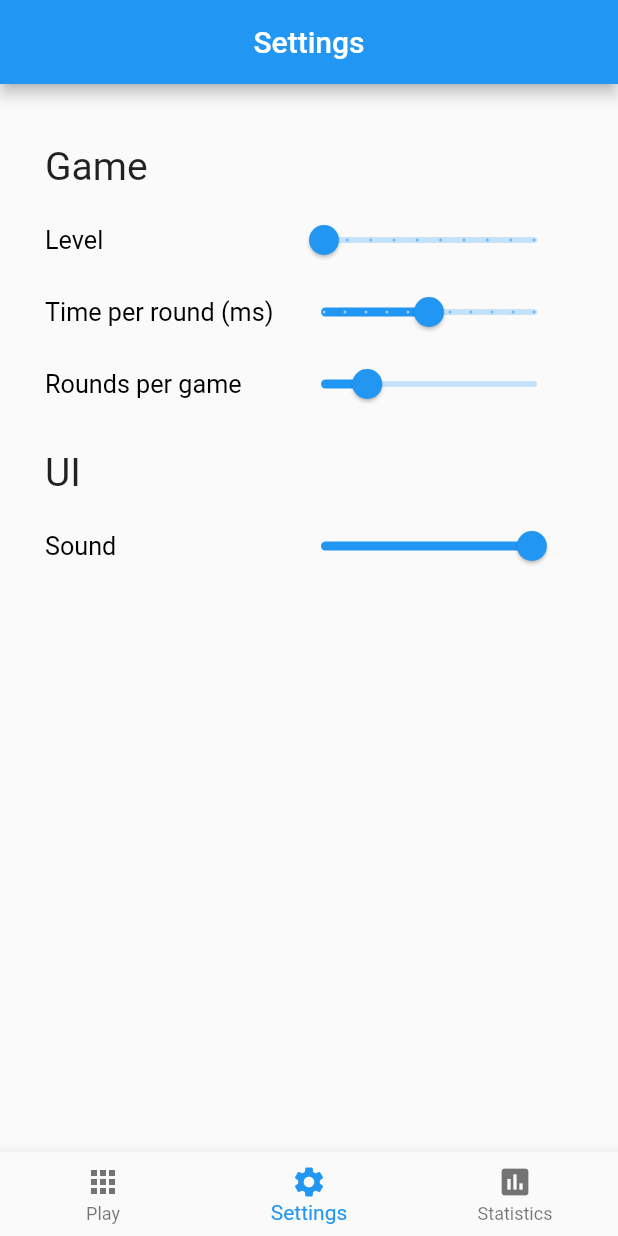
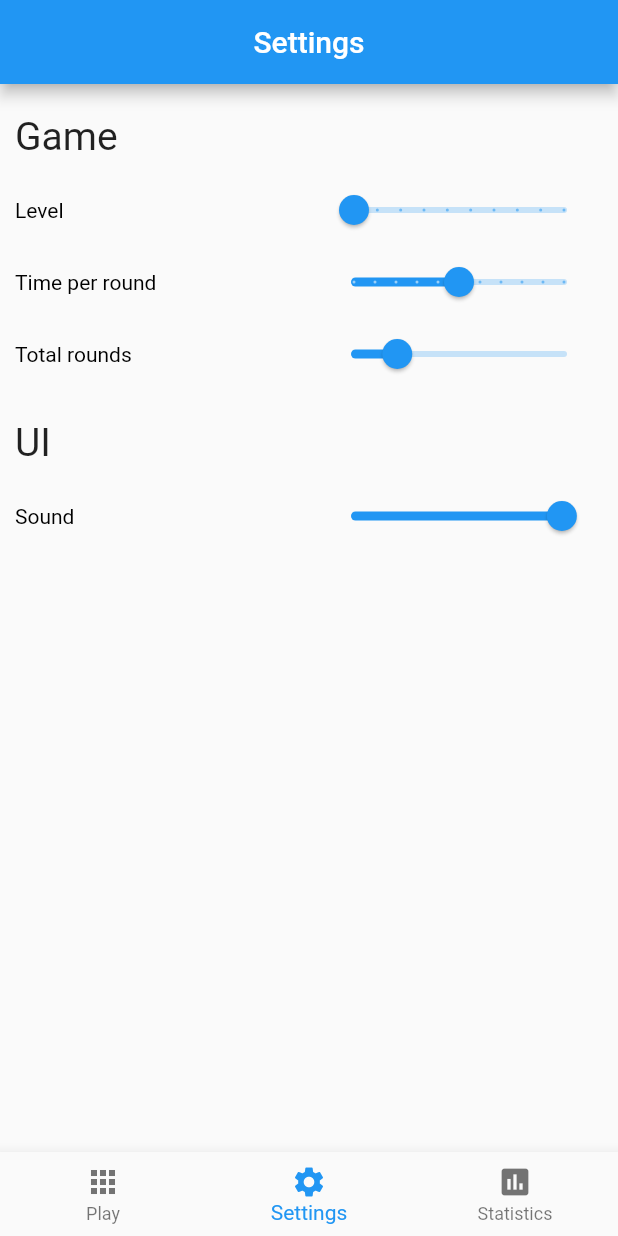
Before and after one commit to marcoboncoraglio/dual-n-back, a Flutter app: the screen it shows after launch, item 2 of the bottom bar chosen, on a phone screen of 412 x 824 dp. Run offline on Flutter 3.47's test engine with Material 2 defaults, Android fonts, the phone set to English and light mode, and no system bars; our stand-ins replace charts_flutter, flutter_tts, tuple.

Commit message:
fixed styling for smaller devices

```diff
--- a/lib/game/game.dart
+++ b/lib/game/game.dart
@@ -71,7 +71,7 @@ class _GameState extends State<Game> {
 
     return Column(children: <Widget>[
       Padding(
-        padding: const EdgeInsets.symmetric(horizontal: 35, vertical: 15),
+        padding: const EdgeInsets.symmetric(horizontal: 35, vertical: 10),
         child: new Row(
           mainAxisAlignment: MainAxisAlignment.spaceBetween,
           children: <Widget>[
@@ -86,7 +86,7 @@ class _GameState extends State<Game> {
                   gameRounds[currentRound].visualInput)
               : new Grid.init()),
       new Padding(
-          padding: EdgeInsets.only(right: 20, bottom: 15, left: 20),
+          padding: EdgeInsets.only(right: 20, bottom: 10, left: 20),
           child: gameStateProvider.isPlaying
               ? new GameButtons()
               : new PlayButton()),
--- a/lib/game/grid.dart
+++ b/lib/game/grid.dart
@@ -37,7 +37,7 @@ class _GridState extends State<Grid> {
     return Column(children: <Widget>[
       new Expanded(
         child: new GridView.builder(
-          padding: const EdgeInsets.only(left: 30, right: 30, top: 10),
+          padding: const EdgeInsets.only(left: 30, right: 30),
           physics: new NeverScrollableScrollPhysics(),
           gridDelegate: new SliverGridDelegateWithFixedCrossAxisCount(
               crossAxisCount: 3,
--- a/lib/settings_page.dart
+++ b/lib/settings_page.dart
@@ -16,7 +16,7 @@ class _SettingsPageState extends State<SettingsPage> {
         Provider.of<GameStateProvider>(context, listen: false);
 
     return Padding(
-      padding: EdgeInsets.fromLTRB(30, 40, 30, 30),
+      padding: EdgeInsets.fromLTRB(10, 20, 10, 20),
       child: Column(
         crossAxisAlignment: CrossAxisAlignment.start,
         children: <Widget>[
@@ -32,7 +32,6 @@ class _SettingsPageState extends State<SettingsPage> {
             children: <Widget>[
               new Text(
                 "Level",
-                textScaleFactor: 1.2,
                 style: new TextStyle(color: Colors.black),
               ),
               new Slider(
@@ -49,8 +48,7 @@ class _SettingsPageState extends State<SettingsPage> {
             mainAxisAlignment: MainAxisAlignment.spaceBetween,
             children: <Widget>[
               new Text(
-                "Time per round (ms)",
-                textScaleFactor: 1.2,
+                "Time per round",
                 style: new TextStyle(color: Colors.black),
               ),
               new Slider(
@@ -67,8 +65,7 @@ class _SettingsPageState extends State<SettingsPage> {
             mainAxisAlignment: MainAxisAlignment.spaceBetween,
             children: <Widget>[
               new Text(
-                "Rounds per game",
-                textScaleFactor: 1.2,
+                "Total rounds",
                 style: new TextStyle(color: Colors.black),
               ),
               new Slider(
@@ -96,7 +93,6 @@ class _SettingsPageState extends State<SettingsPage> {
             children: <Widget>[
               new Text(
                 "Sound",
-                textScaleFactor: 1.2,
                 style: new TextStyle(color: Colors.black),
               ),
               new Slider(
```
